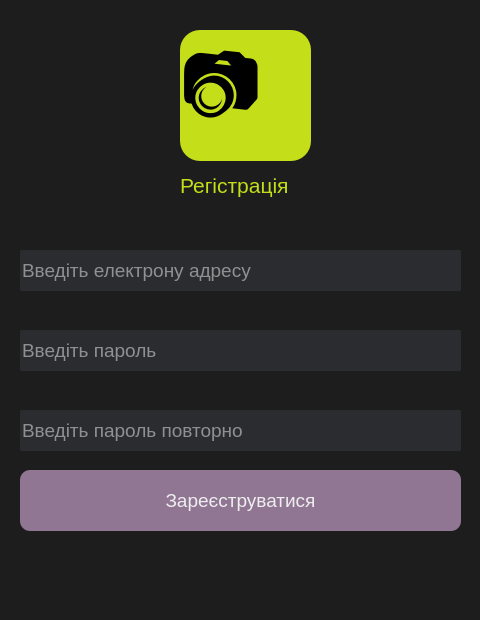
This is createaccount.ui in One-Touch-Organization/Login-screen as Qt 5 draws it before an edit. The edited form follows.
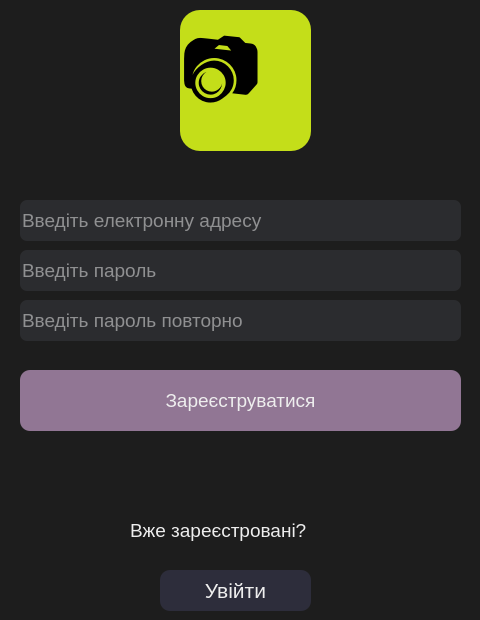
This is the edited form.

The edit to the form file:
```diff
--- a/createaccount.ui
+++ b/createaccount.ui
@@ -16,27 +16,11 @@
   <property name="styleSheet">
    <string notr="true">background-color: rgb(29, 29, 29);</string>
   </property>
-  <widget class="QLabel" name="label">
+  <widget class="QLineEdit" name="emailfield">
    <property name="geometry">
     <rect>
-     <x>180</x>
-     <y>160</y>
-     <width>141</width>
-     <height>51</height>
-    </rect>
-   </property>
-   <property name="styleSheet">
-    <string notr="true">color: rgb(196, 222, 25);</string>
-   </property>
-   <property name="text">
-    <string>&lt;html&gt;&lt;head/&gt;&lt;body&gt;&lt;p&gt;&lt;span style=&quot; font-size:16pt;&quot;&gt;Регістрація&lt;/span&gt;&lt;/p&gt;&lt;/body&gt;&lt;/html&gt;</string>
-   </property>
-  </widget>
-  <widget class="QLineEdit" name="email">
-   <property name="geometry">
-    <rect>
      <x>20</x>
-     <y>250</y>
+     <y>200</y>
      <width>441</width>
      <height>41</height>
     </rect>
@@ -45,38 +29,18 @@
     <string notr="true">color: rgb(243, 243, 243);
 font-size:14pt;
 background-color: rgba(47,49,52,200);
-border-radius:2px;
+border-radius:7px;
 border-bottom-color:rgba(46,82,101,255)</string>
    </property>
    <property name="placeholderText">
-    <string>Введіть електрону адресу</string>
-   </property>
-  </widget>
-  <widget class="QLineEdit" name="password">
-   <property name="geometry">
-    <rect>
-     <x>20</x>
-     <y>330</y>
-     <width>441</width>
-     <height>41</height>
-    </rect>
-   </property>
-   <property name="styleSheet">
-    <string notr="true">color: rgb(243, 243, 243);
-font-size:14pt;
-background-color: rgba(47,49,52,200);
-border-radius:2px;
-border-bottom-color:rgba(46,82,101,255)</string>
-   </property>
-   <property name="placeholderText">
-    <string>Введіть пароль</string>
+    <string>Введіть електронну адресу</string>
    </property>
   </widget>
   <widget class="QPushButton" name="signupbutton">
    <property name="geometry">
     <rect>
      <x>20</x>
-     <y>470</y>
+     <y>370</y>
      <width>441</width>
      <height>61</height>
     </rect>
@@ -96,7 +60,7 @@
    <property name="geometry">
     <rect>
      <x>20</x>
-     <y>410</y>
+     <y>250</y>
      <width>441</width>
      <height>41</height>
     </rect>
@@ -105,20 +69,20 @@
     <string notr="true">color: rgb(243, 243, 243);
 font-size:14pt;
 background-color: rgba(47,49,52,200);
-border-radius:2px;
+border-radius:7px;
 border-bottom-color:rgba(46,82,101,255)</string>
    </property>
    <property name="placeholderText">
-    <string>Введіть пароль повторно</string>
+    <string>Введіть пароль</string>
    </property>
   </widget>
   <widget class="QLabel" name="label_5">
    <property name="geometry">
     <rect>
      <x>180</x>
-     <y>30</y>
+     <y>10</y>
      <width>131</width>
-     <height>131</height>
+     <height>141</height>
     </rect>
    </property>
    <property name="font">
@@ -135,6 +99,83 @@
     <string>📷</string>
    </property>
   </widget>
+  <widget class="QLineEdit" name="confirmpasswordfield">
+   <property name="geometry">
+    <rect>
+     <x>20</x>
+     <y>300</y>
+     <width>441</width>
+     <height>41</height>
+    </rect>
+   </property>
+   <property name="styleSheet">
+    <string notr="true">color: rgb(243, 243, 243);
+font-size:14pt;
+background-color: rgba(47,49,52,200);
+border-radius:7px;
+border-bottom-color:rgba(46,82,101,255)</string>
+   </property>
+   <property name="placeholderText">
+    <string>Введіть пароль повторно</string>
+   </property>
+  </widget>
+  <widget class="QLabel" name="label_4">
+   <property name="geometry">
+    <rect>
+     <x>130</x>
+     <y>510</y>
+     <width>251</width>
+     <height>41</height>
+    </rect>
+   </property>
+   <property name="styleSheet">
+    <string notr="true">color: rgb(238, 238, 238);
+font-size:14pt;
+</string>
+   </property>
+   <property name="text">
+    <string>Вже зареєстровані?</string>
+   </property>
+  </widget>
+  <widget class="QPushButton" name="goinbutton">
+   <property name="geometry">
+    <rect>
+     <x>160</x>
+     <y>570</y>
+     <width>151</width>
+     <height>41</height>
+    </rect>
+   </property>
+   <property name="styleSheet">
+    <string notr="true">color: rgb(238, 238, 238);
+border-radius: 10px;
+background-color: rgb(45, 45, 59);
+font-size:16pt;
+
+</string>
+   </property>
+   <property name="text">
+    <string>Увійти</string>
+   </property>
+  </widget>
+  <widget class="QLabel" name="errorla">
+   <property name="geometry">
+    <rect>
+     <x>30</x>
+     <y>450</y>
+     <width>431</width>
+     <height>41</height>
+    </rect>
+   </property>
+   <property name="styleSheet">
+    <string notr="true">color: rgb(255, 39, 32);
+font-size:22pt;
+</string>
+   </property>
+   <property name="text">
+    <string/>
+   </property>
+  </widget>
  </widget>
  <resources/>
  <connections/>
```
Left out of the diff: 2 changed lines with no effect on the pictures.
